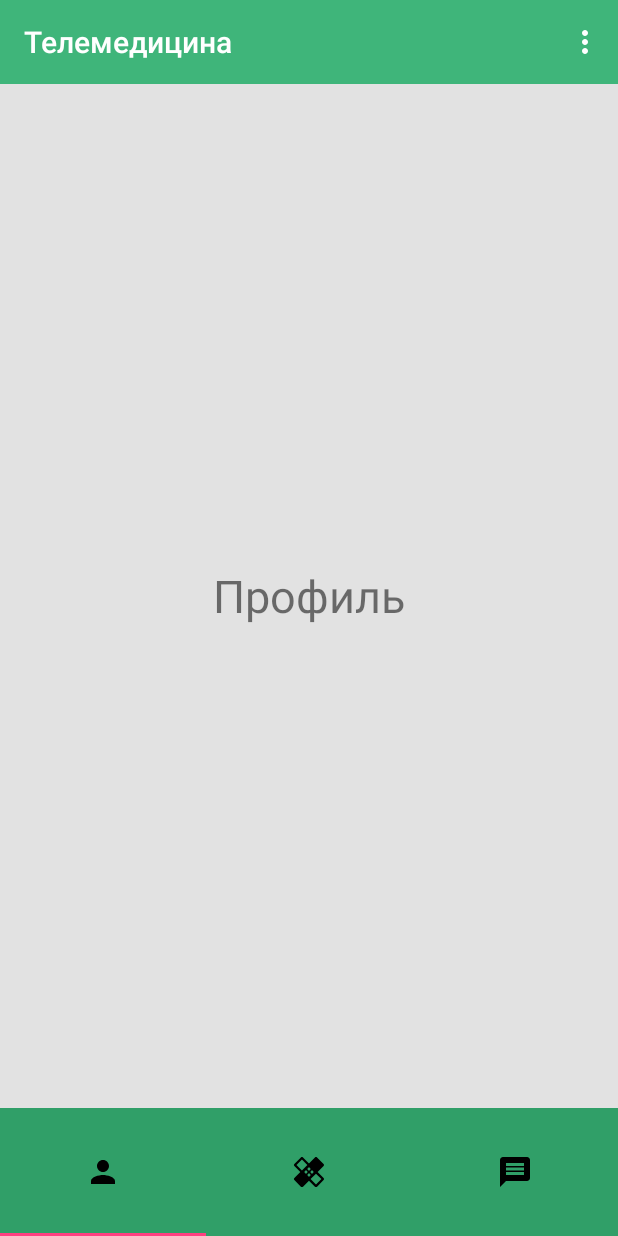
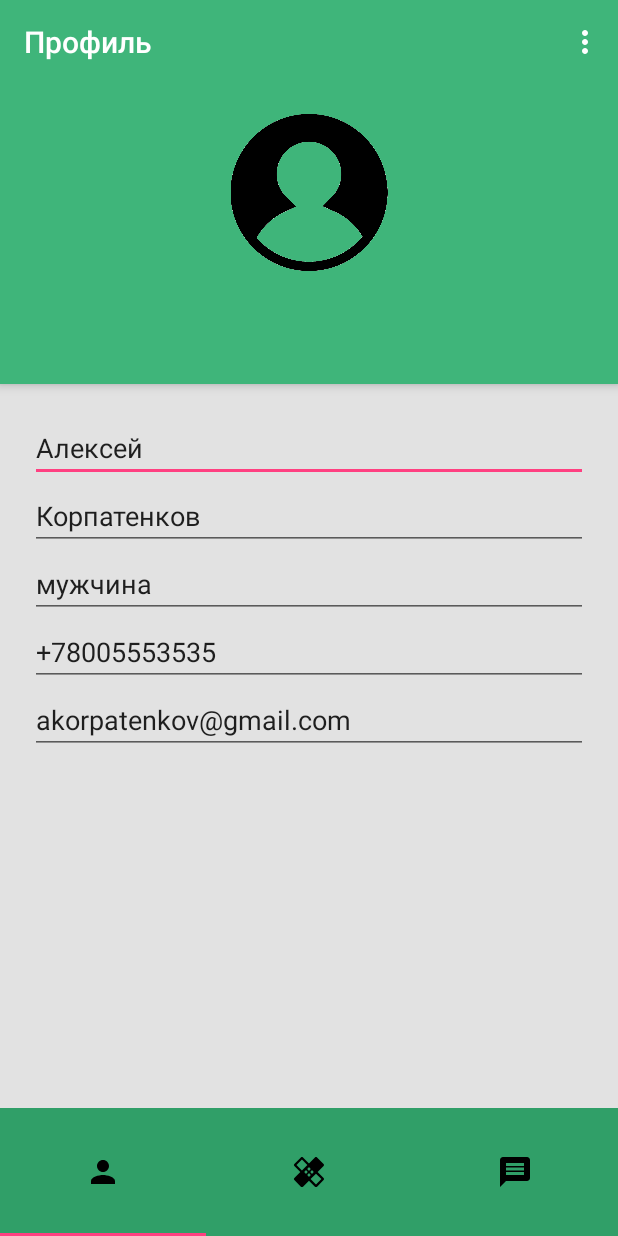
Before and after one commit to HazarD2311/Telemedicine, an Android app: the ProfileFragment screen opened directly, with no data from a screen before it, on a phone screen of 412 x 824 dp. Run offline under Robolectric (Android 15) with nearby library versions, the phone set to English and light mode, and no system bars; our stand-ins replace Firebase (no records; nobody signed in at launch, a user with empty details on screens opened directly).

Commit message:
верстка профиля

```diff
--- a/app/src/main/res/layout/fragment_profile.xml
+++ b/app/src/main/res/layout/fragment_profile.xml
@@ -1,15 +1,67 @@
 <?xml version="1.0" encoding="utf-8"?>
-<LinearLayout xmlns:android="http://schemas.android.com/apk/res/android"
+<android.support.design.widget.CoordinatorLayout xmlns:android="http://schemas.android.com/apk/res/android"
+    xmlns:app="http://schemas.android.com/apk/res-auto"
     android:layout_width="match_parent"
     android:layout_height="match_parent"
     android:orientation="vertical">
 
-    <TextView
-        android:id="@+id/tv_profile"
-        android:textSize="30dp"
-        android:gravity="center"
+    <android.support.design.widget.AppBarLayout
+        android:layout_width="match_parent"
+        android:layout_height="200dp">
+
+        <android.support.design.widget.CollapsingToolbarLayout
+            android:layout_width="match_parent"
+            android:layout_height="match_parent">
+
+            <ImageView
+                android:layout_width="wrap_content"
+                android:layout_height="wrap_content"
+                android:paddingBottom="75dp"
+                android:paddingTop="20dp"
+                android:src="@drawable/profile_icon_2" />
+
+            <android.support.v7.widget.Toolbar
+                android:layout_width="match_parent"
+                android:layout_height="?attr/actionBarSize"
+                app:subtitle="" />
+
+        </android.support.design.widget.CollapsingToolbarLayout>
+
+    </android.support.design.widget.AppBarLayout>
+
+    <LinearLayout
+        android:paddingTop="220dp"
+        android:paddingLeft="20dp"
+        android:paddingRight="20dp"
         android:layout_width="match_parent"
         android:layout_height="match_parent"
-        android:text="Профиль" />
+        android:orientation="vertical">
 
-</LinearLayout>
+        <EditText
+            android:text="Алексей"
+            android:layout_width="match_parent"
+            android:layout_height="wrap_content" />
+
+        <EditText
+            android:text="Корпатенков"
+            android:layout_width="match_parent"
+            android:layout_height="wrap_content" />
+
+        <EditText
+            android:text="мужчина"
+            android:layout_width="match_parent"
+            android:layout_height="wrap_content" />
+
+        <EditText
+            android:text="+78005553535"
+            android:layout_width="match_parent"
+            android:layout_height="wrap_content" />
+
+        <EditText
+            android:text="akorpatenkov@gmail.com"
+            android:layout_width="match_parent"
+            android:layout_height="wrap_content" />
+
+    </LinearLayout>
+
+</android.support.design.widget.CoordinatorLayout>
--- a/app/src/main/res/values/strings.xml
+++ b/app/src/main/res/values/strings.xml
@@ -1,6 +1,6 @@
 <resources>
 
-    <string name="app_name">Телемедицина</string>
+    <string name="app_name">Профиль</string>
 
     <!--Тулбар-->
     <string name="toolbar_settings">Настройки</string>
```
Also changed, not shown: app/src/main/res/drawable/profile_icon.png (added), app/src/main/res/drawable/profile_icon_2.png (added).
